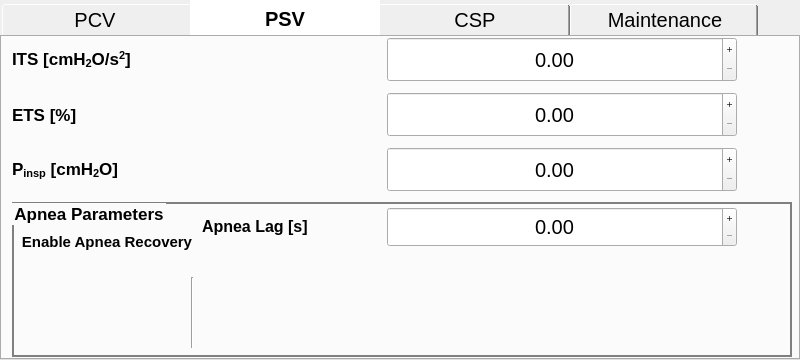
guescio/gui, file gui/settings/settings.ui: the form before one commit.
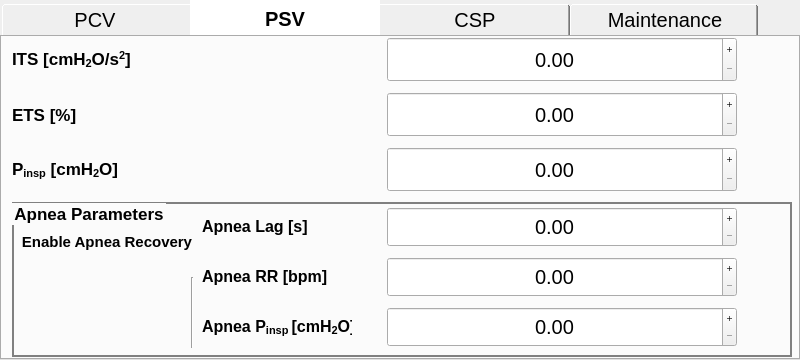
The form after the commit. The open tabs and pages were chosen to show the change. Icons and pictures are not drawn. Custom widgets are drawn as their Qt base class.

Commit message: buttons and labels for new apnea parameters added

Patch:
```diff
--- a/gui/settings/settings.ui
+++ b/gui/settings/settings.ui
@@ -1621,7 +1621,347 @@
           </rect>
          </property>
         </widget>
+        <widget class="QLabel" name="label_15">
+         <property name="geometry">
+          <rect>
+           <x>190</x>
+           <y>55</y>
+           <width>150</width>
+           <height>40</height>
+          </rect>
+         </property>
+         <property name="font">
+          <font>
+           <pointsize>12</pointsize>
+           <weight>75</weight>
+           <bold>true</bold>
+          </font>
+         </property>
+         <property name="text">
+          <string>&lt;html&gt;&lt;head/&gt;&lt;body&gt;&lt;p&gt;Apnea RR [bpm]&lt;/p&gt;&lt;/body&gt;&lt;/html&gt;</string>
+         </property>
+        </widget>
+        <widget class="QLabel" name="label_16">
+         <property name="geometry">
+          <rect>
+           <x>190</x>
+           <y>105</y>
+           <width>150</width>
+           <height>40</height>
+          </rect>
+         </property>
+         <property name="font">
+          <font>
+           <pointsize>12</pointsize>
+           <weight>75</weight>
+           <bold>true</bold>
+          </font>
+         </property>
+         <property name="text">
+          <string>&lt;html&gt;&lt;head/&gt;&lt;body&gt;&lt;p&gt;Apnea P&lt;span style=&quot; vertical-align:sub;&quot;&gt;insp &lt;/span&gt;[cmH&lt;span style=&quot; vertical-align:sub;&quot;&gt;2&lt;/span&gt;O]&lt;/p&gt;&lt;/body&gt;&lt;/html&gt;</string>
+         </property>
+        </widget>
+        <widget class="QDoubleSpinBox" name="spinBox_apnea_rr">
+         <property name="geometry">
+          <rect>
+           <x>350</x>
+           <y>55</y>
+           <width>400</width>
+           <height>40</height>
+          </rect>
+         </property>
+         <property name="font">
+          <font>
+           <pointsize>15</pointsize>
+          </font>
+         </property>
+         <property name="layoutDirection">
+          <enum>Qt::LeftToRight</enum>
+         </property>
+         <property name="styleSheet">
+          <string notr="true"/>
+         </property>
+         <property name="alignment">
+          <set>Qt::AlignCenter</set>
+         </property>
+         <property name="buttonSymbols">
+          <enum>QAbstractSpinBox::PlusMinus</enum>
+         </property>
+         <property name="showGroupSeparator" stdset="0">
+          <bool>true</bool>
+         </property>
+        </widget>
+        <widget class="QDoubleSpinBox" name="spinBox_apnea_insp_press">
+         <property name="geometry">
+          <rect>
+           <x>350</x>
+           <y>105</y>
+           <width>400</width>
+           <height>40</height>
+          </rect>
+         </property>
+         <property name="font">
+          <font>
+           <pointsize>15</pointsize>
+          </font>
+         </property>
+         <property name="layoutDirection">
+          <enum>Qt::LeftToRight</enum>
+         </property>
+         <property name="styleSheet">
+          <string notr="true"/>
+         </property>
+         <property name="alignment">
+          <set>Qt::AlignCenter</set>
+         </property>
+         <property name="buttonSymbols">
+          <enum>QAbstractSpinBox::PlusMinus</enum>
+         </property>
+         <property name="showGroupSeparator" stdset="0">
+          <bool>true</bool>
+         </property>
+        </widget>
+        <widget class="QPushButton" name="fake_btn_apnea_rr">
+         <property name="geometry">
+          <rect>
+           <x>430</x>
+           <y>55</y>
+           <width>240</width>
+           <height>40</height>
+          </rect>
+         </property>
+         <property name="palette">
+          <palette>
+           <active>
+            <colorrole role="Button">
+             <brush brushstyle="SolidPattern">
+              <color alpha="0">
+               <red>0</red>
+               <green>0</green>
+               <blue>0</blue>
+              </color>
+             </brush>
+            </colorrole>
+            <colorrole role="Base">
+             <brush brushstyle="SolidPattern">
+              <color alpha="0">
+               <red>0</red>
+               <green>0</green>
+               <blue>0</blue>
+              </color>
+             </brush>
+            </colorrole>
+            <colorrole role="Window">
+             <brush brushstyle="SolidPattern">
+              <color alpha="0">
+               <red>0</red>
+               <green>0</green>
+               <blue>0</blue>
+              </color>
+             </brush>
+            </colorrole>
+           </active>
+           <inactive>
+            <colorrole role="Button">
+             <brush brushstyle="SolidPattern">
+              <color alpha="0">
+               <red>0</red>
+               <green>0</green>
+               <blue>0</blue>
+              </color>
+             </brush>
+            </colorrole>
+            <colorrole role="Base">
+             <brush brushstyle="SolidPattern">
+              <color alpha="0">
+               <red>0</red>
+               <green>0</green>
+               <blue>0</blue>
+              </color>
+             </brush>
+            </colorrole>
+            <colorrole role="Window">
+             <brush brushstyle="SolidPattern">
+              <color alpha="0">
+               <red>0</red>
+               <green>0</green>
+               <blue>0</blue>
+              </color>
+             </brush>
+            </colorrole>
+           </inactive>
+           <disabled>
+            <colorrole role="Button">
+             <brush brushstyle="SolidPattern">
+              <color alpha="0">
+               <red>0</red>
+               <green>0</green>
+               <blue>0</blue>
+              </color>
+             </brush>
+            </colorrole>
+            <colorrole role="Base">
+             <brush brushstyle="SolidPattern">
+              <color alpha="0">
+               <red>0</red>
+               <green>0</green>
+               <blue>0</blue>
+              </color>
+             </brush>
+            </colorrole>
+            <colorrole role="Window">
+             <brush brushstyle="SolidPattern">
+              <color alpha="0">
+               <red>0</red>
+               <green>0</green>
+               <blue>0</blue>
+              </color>
+             </brush>
+            </colorrole>
+           </disabled>
+          </palette>
+         </property>
+         <property name="font">
+          <font>
+           <underline>false</underline>
+          </font>
+         </property>
+         <property name="styleSheet">
+          <string notr="true">QPushButton {
 	background-color: rgba(0, 0, 0, 0);
+     border-style: outset;
+}</string>
+         </property>
+         <property name="text">
+          <string/>
+         </property>
+        </widget>
+        <widget class="QPushButton" name="fake_btn_apnea_insp_press">
+         <property name="geometry">
+          <rect>
+           <x>430</x>
+           <y>105</y>
+           <width>240</width>
+           <height>40</height>
+          </rect>
+         </property>
+         <property name="palette">
+          <palette>
+           <active>
+            <colorrole role="Button">
+             <brush brushstyle="SolidPattern">
+              <color alpha="0">
+               <red>0</red>
+               <green>0</green>
+               <blue>0</blue>
+              </color>
+             </brush>
+            </colorrole>
+            <colorrole role="Base">
+             <brush brushstyle="SolidPattern">
+              <color alpha="0">
+               <red>0</red>
+               <green>0</green>
+               <blue>0</blue>
+              </color>
+             </brush>
+            </colorrole>
+            <colorrole role="Window">
+             <brush brushstyle="SolidPattern">
+              <color alpha="0">
+               <red>0</red>
+               <green>0</green>
+               <blue>0</blue>
+              </color>
+             </brush>
+            </colorrole>
+           </active>
+           <inactive>
+            <colorrole role="Button">
+             <brush brushstyle="SolidPattern">
+              <color alpha="0">
+               <red>0</red>
+               <green>0</green>
+               <blue>0</blue>
+              </color>
+             </brush>
+            </colorrole>
+            <colorrole role="Base">
+             <brush brushstyle="SolidPattern">
+              <color alpha="0">
+               <red>0</red>
+               <green>0</green>
+               <blue>0</blue>
+              </color>
+             </brush>
+            </colorrole>
+            <colorrole role="Window">
+             <brush brushstyle="SolidPattern">
+              <color alpha="0">
+               <red>0</red>
+               <green>0</green>
+               <blue>0</blue>
+              </color>
+             </brush>
+            </colorrole>
+           </inactive>
+           <disabled>
+            <colorrole role="Button">
+             <brush brushstyle="SolidPattern">
+              <color alpha="0">
+               <red>0</red>
+               <green>0</green>
+               <blue>0</blue>
+              </color>
+             </brush>
+            </colorrole>
+            <colorrole role="Base">
+             <brush brushstyle="SolidPattern">
+              <color alpha="0">
+               <red>0</red>
+               <green>0</green>
+               <blue>0</blue>
+              </color>
+             </brush>
+            </colorrole>
+            <colorrole role="Window">
+             <brush brushstyle="SolidPattern">
+              <color alpha="0">
+               <red>0</red>
+               <green>0</green>
+               <blue>0</blue>
+              </color>
+             </brush>
+            </colorrole>
+           </disabled>
+          </palette>
+         </property>
+         <property name="font">
+          <font>
+           <underline>false</underline>
+          </font>
+         </property>
+         <property name="styleSheet">
+          <string notr="true">QPushButton {
+	background-color: rgba(0, 0, 0, 0);
+     border-style: outset;
+}</string>
+         </property>
+         <property name="text">
+          <string/>
+         </property>
+        </widget>
+        <zorder>label_11</zorder>
+        <zorder>label_8</zorder>
+        <zorder>spinBox_max_apnea_time</zorder>
+        <zorder>fake_btn_max_apnea_time</zorder>
+        <zorder>toggle_enable_backup</zorder>
+        <zorder>label_15</zorder>
+        <zorder>label_16</zorder>
+        <zorder>spinBox_apnea_rr</zorder>
+        <zorder>spinBox_apnea_insp_press</zorder>
+        <zorder>fake_btn_apnea_insp_press</zorder>
+        <zorder>fake_btn_apnea_rr</zorder>
        </widget>
        <zorder>groupBox</zorder>
        <zorder>label_6</zorder>
```
